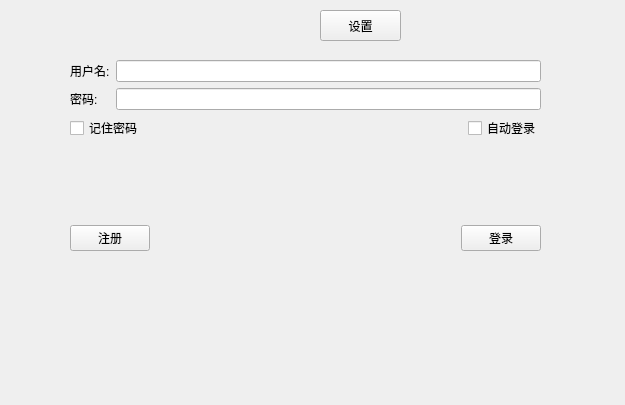
First picture: the form in client/loginwidget.ui, repository a-soul-singer/cppTest, before the edit.
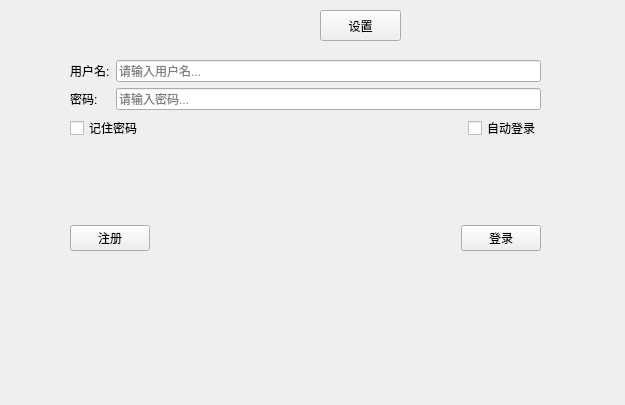
Second picture: the form after the edit.

```diff
--- a/client/loginwidget.ui
+++ b/client/loginwidget.ui
@@ -26,7 +26,7 @@
     <string>设置</string>
    </property>
   </widget>
-  <widget class="QWidget" name="">
+  <widget class="QWidget" name="layoutWidget">
    <property name="geometry">
     <rect>
      <x>70</x>
@@ -59,10 +59,21 @@
       <item>
        <layout class="QVBoxLayout" name="verticalLayout_2">
         <item>
-         <widget class="QLineEdit" name="lineEditUsername"/>
+         <widget class="QLineEdit" name="lineEditUsername">
+          <property name="placeholderText">
+           <string>请输入用户名...</string>
+          </property>
+         </widget>
         </item>
         <item>
-         <widget class="QLineEdit" name="lineEditPassword"/>
+         <widget class="QLineEdit" name="lineEditPassword">
+          <property name="echoMode">
+           <enum>QLineEdit::Password</enum>
+          </property>
+          <property name="placeholderText">
+           <string>请输入密码...</string>
+          </property>
+         </widget>
         </item>
        </layout>
       </item>
```
